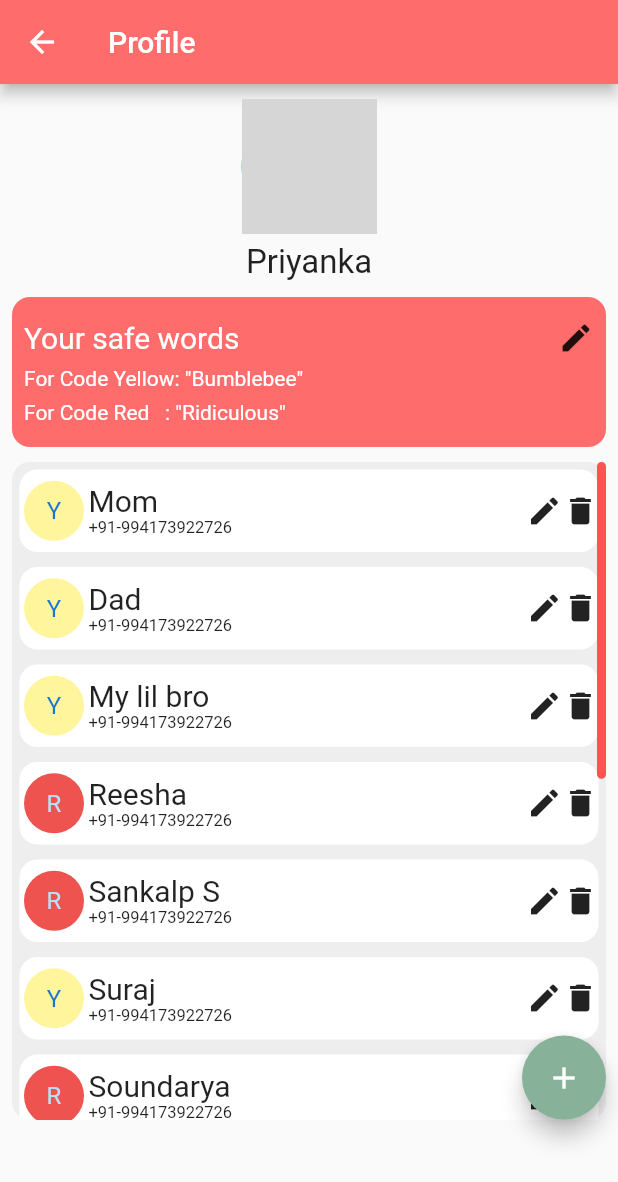
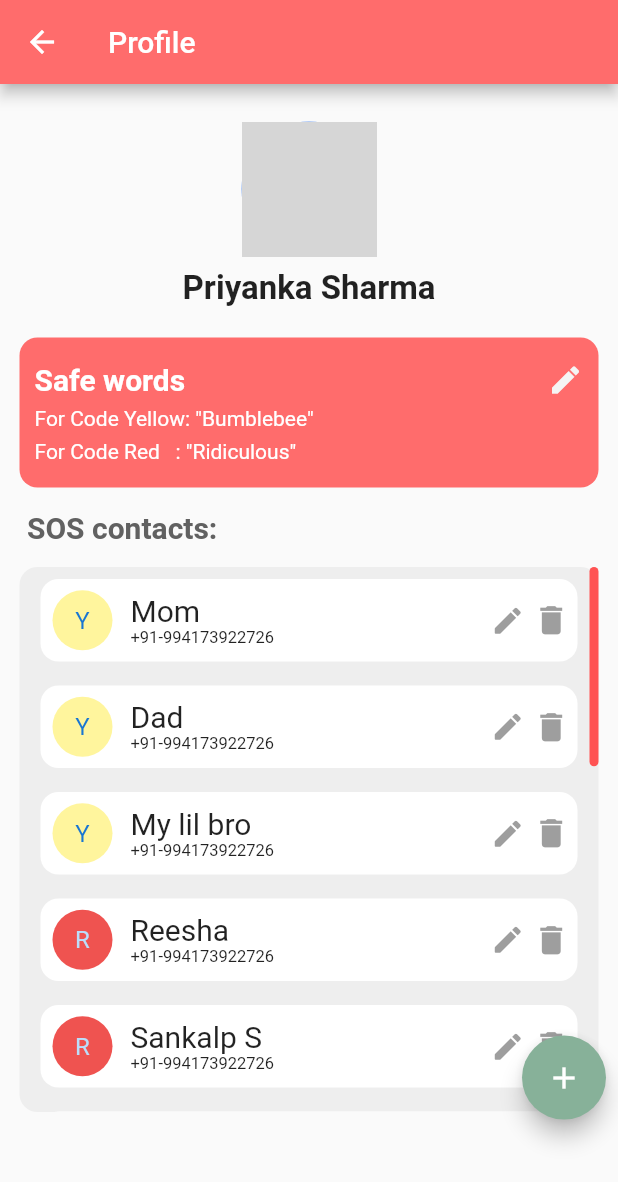
Before and after one commit to psk907/hacktable, a Flutter app: the ProfilePage screen opened by its route, on a phone screen of 412 x 824 dp. Shown: the top 1182 px of the screen. Run offline on Flutter 3.47's test engine with Material 2 defaults, Android fonts, the light colour scheme and no system bars; our stand-ins replace circular_countdown_timer, dio, flutter_svg, get_it, google_fonts, google_maps_flutter and 4 more; missing offline and left inert: sms_maintained; accounts and stored records are empty; Roboto replaces fonts that are missing (Mukta); statements that could not run were skipped; grey boxes are pictures that could not be loaded.

Commit message:
Profile page touches and contact model

```diff
--- a/lib/pages/profile/profile.dart
+++ b/lib/pages/profile/profile.dart
@@ -1,4 +1,5 @@
 import 'package:flutter/material.dart';
+import 'package:google_fonts/google_fonts.dart';
 import 'package:hacktable/models/contacts_model.dart';
 import 'package:hacktable/themeconfig.dart';
 
@@ -16,7 +17,12 @@ class _ProfilePageState extends State<ProfilePage> {
     return Scaffold(
       appBar: AppBar(
         backgroundColor: Palette.AppBarBackground,
-        title: Text("Profile"),
+        title: Text(
+          "Profile",
+          style: GoogleFonts.muktaTextTheme()
+              .headline1
+              .copyWith(color: Colors.white, fontWeight: FontWeight.w500),
+        ),
       ),
       body: Container(
         //color: Colors.grey[200],
@@ -30,23 +36,27 @@ class _ProfilePageState extends State<ProfilePage> {
               crossAxisAlignment: CrossAxisAlignment.center,
               mainAxisSize: MainAxisSize.max,
               children: [
+                SizedBox(
+                  height: 15,
+                ),
                 CircleAvatar(
                   radius: 45,
                   backgroundColor: Palette.themeblue,
                   backgroundImage: AssetImage('assets/dummy_profile_pic.jpg'),
                 ),
                 SizedBox(
-                  height: 6,
+                  height: 8,
                 ),
                 Text(
-                  'Priyanka',
-                  style: TextStyle(fontSize: 22),
+                  'Priyanka Sharma',
+                  style: TextStyle(fontSize: 22, fontWeight: FontWeight.w600),
                 ),
                 SizedBox(
-                  height: 10,
+                  height: 15,
                 ),
                 Container(
-                  padding: EdgeInsets.all(8),
+                  margin: const EdgeInsets.all(5.0),
+                  padding: EdgeInsets.all(10),
                   height: 100,
                   decoration: BoxDecoration(
                       borderRadius: BorderRadius.circular(12.0),
@@ -60,10 +70,16 @@ class _ProfilePageState extends State<ProfilePage> {
                         mainAxisAlignment: MainAxisAlignment.spaceBetween,
                         children: [
                           Text(
-                            'Your safe words',
-                            style: TextStyle(fontSize: 20, color: Colors.white),
+                            'Safe words',
+                            style: TextStyle(
+                                fontSize: 20,
+                                color: Colors.white,
+                                fontWeight: FontWeight.w600),
                           ),
-                          Icon(Icons.edit),
+                          Icon(
+                            Icons.edit,
+                            color: Colors.grey[100],
+                          ),
                         ],
                       ),
                       Text(
@@ -80,8 +96,23 @@ class _ProfilePageState extends State<ProfilePage> {
                 SizedBox(
                   height: 10,
                 ),
+                Row(
+                  children: [
+                    Text(
+                      '  SOS contacts:',
+                      style: TextStyle(
+                          fontSize: 20,
+                          color: Colors.grey[700],
+                          fontWeight: FontWeight.w600),
+                    ),
+                  ],
+                ),
+                SizedBox(
+                  height: 10,
+                ),
                 Expanded(
                     child: Container(
+                  margin: const EdgeInsets.all(5.0),
                   decoration: BoxDecoration(
                       borderRadius: BorderRadius.circular(12.0),
                       color: Colors.grey[200]),
@@ -93,7 +124,8 @@ class _ProfilePageState extends State<ProfilePage> {
                           itemCount: contactsModel.length,
                           itemBuilder: (context, index) {
                             return Container(
-                              margin: EdgeInsets.all(5),
+                              margin: EdgeInsets.symmetric(
+                                  horizontal: 14, vertical: 8),
                               height: 55,
                               decoration: BoxDecoration(
                                   borderRadius: BorderRadius.circular(12.0),
@@ -101,7 +133,8 @@ class _ProfilePageState extends State<ProfilePage> {
                               child: Row(
                                 children: [
                                   Padding(
-                                      padding: EdgeInsets.all(3),
+                                      padding: EdgeInsets.fromLTRB(
+                                          8.0, 2.0, 12.0, 2.0),
                                       child: CircleAvatar(
                                         backgroundColor:
                                             contactsModel[index]['type'] == 'Y'
@@ -128,8 +161,18 @@ class _ProfilePageState extends State<ProfilePage> {
                                           ),
                                         ]),
                                   ),
-                                  Icon(Icons.edit),
-                                  Icon(Icons.delete),
+                                  Icon(
+                                    Icons.edit_rounded,
+                                    color: Colors.grey,
+                                    size: 23,
+                                  ),
+                                  SizedBox(width: 5),
+                                  Icon(
+                                    Icons.delete,
+                                    color: Colors.grey,
+                                    size: 25,
+                                  ),
+                                  SizedBox(width: 5),
                                 ],
                               ),
                             );
```
Also changed, not shown: assets/json/contacts.json (added, +72 -0 lines), lib/models/contact.dart (added, +66 -0 lines).
